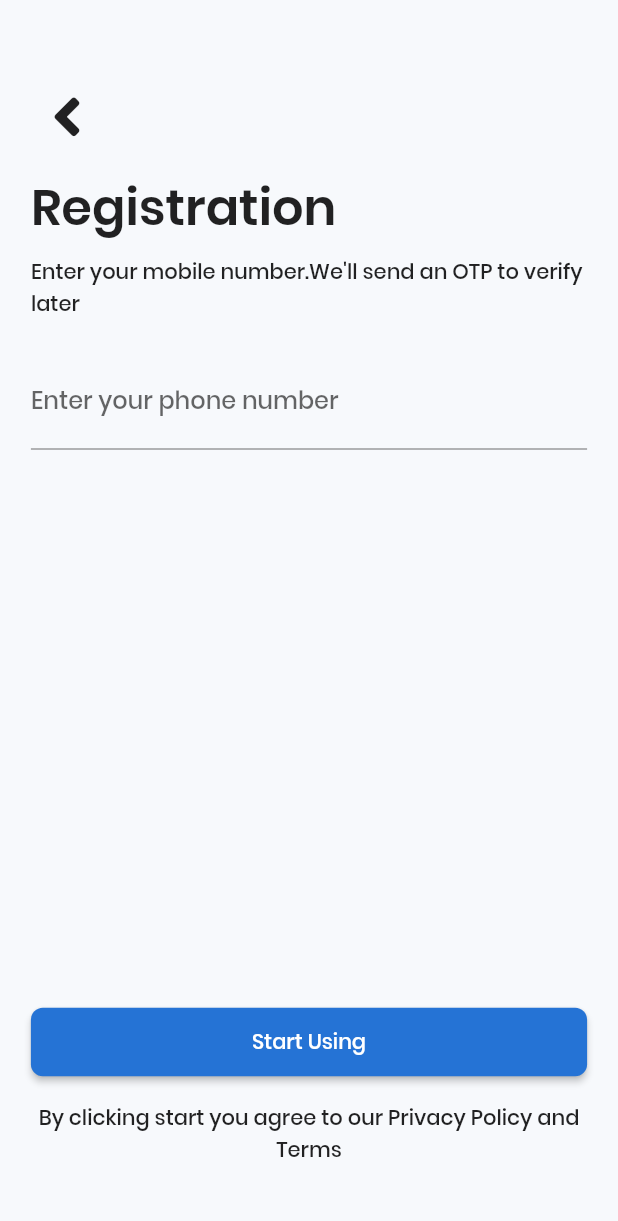
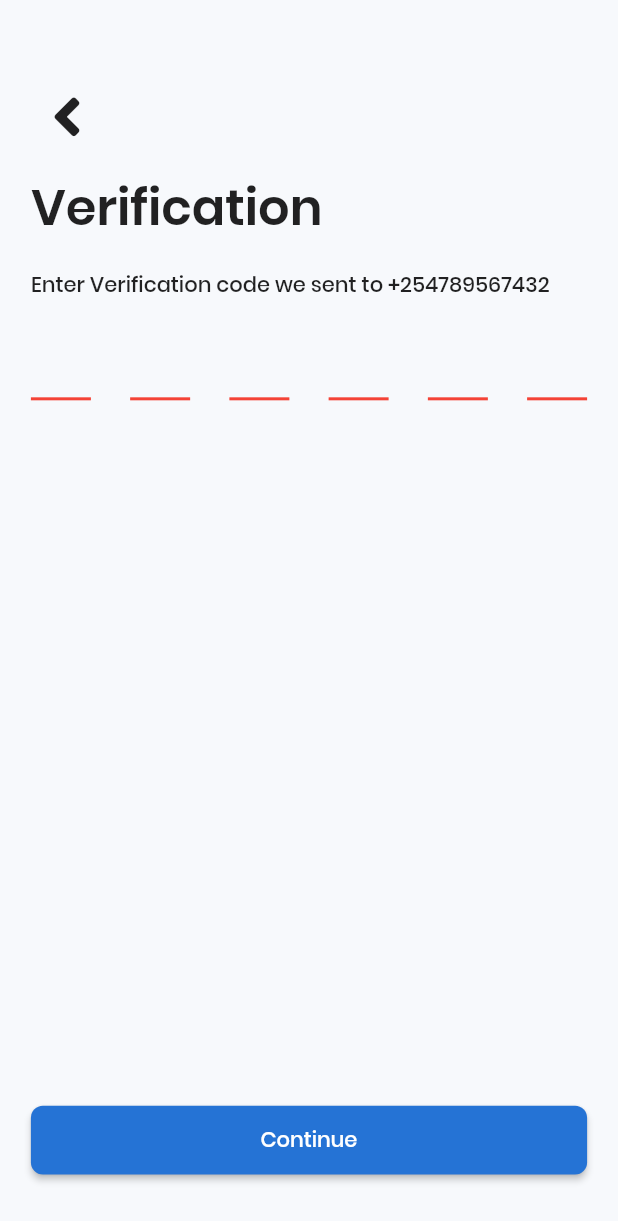
Before and after one commit to Infinical/mobile_bank, a Flutter app: the Registration screen opened by its route, after a tap on "Start Using", on a phone screen of 412 x 824 dp. Shown: the top 1221 px of the screen. Run offline on Flutter 3.47's test engine with Material 2 defaults, Android fonts, the phone set to English and light mode, and no system bars; drawn by our look-alikes of pin_code_fields; our stand-ins replace firebase_auth, font_awesome_flutter; accounts and stored records are empty.

Commit message:
Verification page

```diff
--- a/lib/main.dart
+++ b/lib/main.dart
@@ -1,5 +1,6 @@
 import 'package:flutter/material.dart';
 import 'package:mobilebank/pages/lets_get_started.dart';
+import 'package:mobilebank/pages/verification/verification.dart';
 
 import 'pages/registration/registration_page.dart';
 
@@ -7,18 +8,17 @@ void main() {
   runApp(MyApp());
 }
 
-Map<int, Color> color =
-{
-50:Color.fromRGBO(41, 48, 77, .1),
-100:Color.fromRGBO(41, 48, 77, .2),
-200:Color.fromRGBO(41, 48, 77, .3),
-300:Color.fromRGBO(41, 48, 77, .4),
-400:Color.fromRGBO(41, 48, 77, .5),
-500:Color.fromRGBO(41, 48, 77, .6),
-600:Color.fromRGBO(41, 48, 77, .7),
-700:Color.fromRGBO(41, 48, 77, .8),
-800:Color.fromRGBO(41, 48, 77, .9),
-900:Color.fromRGBO(41, 48, 77, 1),
+Map<int, Color> color = {
+  50: Color.fromRGBO(41, 48, 77, .1),
+  100: Color.fromRGBO(41, 48, 77, .2),
+  200: Color.fromRGBO(41, 48, 77, .3),
+  300: Color.fromRGBO(41, 48, 77, .4),
+  400: Color.fromRGBO(41, 48, 77, .5),
+  500: Color.fromRGBO(41, 48, 77, .6),
+  600: Color.fromRGBO(41, 48, 77, .7),
+  700: Color.fromRGBO(41, 48, 77, .8),
+  800: Color.fromRGBO(41, 48, 77, .9),
+  900: Color.fromRGBO(41, 48, 77, 1),
 };
 
 class MyApp extends StatelessWidget {
@@ -43,7 +43,8 @@ class MyApp extends StatelessWidget {
       initialRoute: LetsGetStarted.id,
       routes: {
         LetsGetStarted.id: (context) => LetsGetStarted(),
-        Registration.id: (context) => Registration()
+        Registration.id: (context) => Registration(),
+        Verification.id: (context) => Verification()
       },
     );
   }
--- a/lib/pages/registration/registration_page.dart
+++ b/lib/pages/registration/registration_page.dart
@@ -1,7 +1,8 @@
 import 'package:flutter/material.dart';
 import 'package:font_awesome_flutter/font_awesome_flutter.dart';
 import 'package:mobilebank/pages/lets_get_started.dart';
-import '../../resources/registration_provider.dart';
+import 'package:mobilebank/pages/verification/verification.dart';
+// import '../../resources/registration_provider.dart';
 
 class Registration extends StatefulWidget {
   static const String id = 'registration';
@@ -67,7 +68,8 @@ class _RegistrationState extends State<Registration> {
                     width: MediaQuery.of(context).size.width,
                     child: RaisedButton(
                       onPressed: () {
-                        register(_phoneController.text);
+                        // register(_phoneController.text);
+                        Navigator.pushNamed(context, Verification.id);
                       },
                       child: Text("Start Using",
                           style: TextStyle(color: Colors.white)),
--- a/lib/pages/verification/verification.dart
+++ b/lib/pages/verification/verification.dart
@@ -0,0 +1,69 @@
+import 'package:flutter/material.dart';
+import 'package:font_awesome_flutter/font_awesome_flutter.dart';
+import 'package:mobilebank/pages/registration/registration_page.dart';
+import 'package:pin_code_fields/pin_code_fields.dart';
+
+class Verification extends StatefulWidget {
+  static const String id = 'verification';
+  _VerificationState createState() => _VerificationState();
+}
+
+class _VerificationState extends State<Verification> {
+  final TextEditingController pinController = TextEditingController();
+  @override
+  Widget build(BuildContext context) {
+    return Scaffold(
+        body: Padding(
+            padding: EdgeInsets.only(
+                left: MediaQuery.of(context).size.width * 0.05,
+                right: MediaQuery.of(context).size.width * 0.05),
+            child: SingleChildScrollView(
+                child: Column(
+              crossAxisAlignment: CrossAxisAlignment.start,
+              children: <Widget>[
+                SizedBox(height: MediaQuery.of(context).size.height * 0.06),
+                IconButton(
+                    icon: FaIcon(
+                      FontAwesomeIcons.angleLeft,
+                      size: MediaQuery.of(context).size.height * 0.05,
+                    ),
+                    onPressed: () {
+                      Navigator.pushNamed(context, Registration.id);
+                    }),
+                SizedBox(height: MediaQuery.of(context).size.height * 0.02),
+                Text(
+                  'Verification',
+                  style: TextStyle(
+                      fontSize: MediaQuery.of(context).size.height * 0.04,
+                      fontWeight: FontWeight.bold),
+                ),
+                SizedBox(height: MediaQuery.of(context).size.height * 0.02),
+                Text("Enter Verification code we sent to +254789567432"),
+                SizedBox(height: MediaQuery.of(context).size.height * 0.02),
+                PinCodeTextField(
+                    length: 6,
+                    obsecureText: true,
+
+                    backgroundColor: Color(0xFFF7F9FC),
+                    onChanged: (value) {
+                      print(value);
+                    }),
+                SizedBox(height: MediaQuery.of(context).size.height * 0.55),
+                Container(
+                  width: MediaQuery.of(context).size.width,
+                  child: RaisedButton(
+                    onPressed: () {
+                      // register(_phoneController.text);
+                      // Navigator.pushNamed(context, Verification.id);
+                    },
+                    child: Text("Continue",
+                        style: TextStyle(color: Colors.white)),
+                    padding: EdgeInsets.only(
+                        top: MediaQuery.of(context).size.width * 0.03,
+                        bottom: MediaQuery.of(context).size.width * 0.03),
+                  ),
+                ),
+              ],
+            ))));
+  }
+}
--- a/pubspec.yaml
+++ b/pubspec.yaml
@@ -32,6 +32,7 @@ dependencies:
   flutter_bloc: ^4.0.0
   meta: ^1.1.6
   equatable: ^1.0.0
+  pin_code_fields: ^3.0.0
 
 dev_dependencies:
   flutter_test:
```
Also changed, not shown: pubspec.lock.
